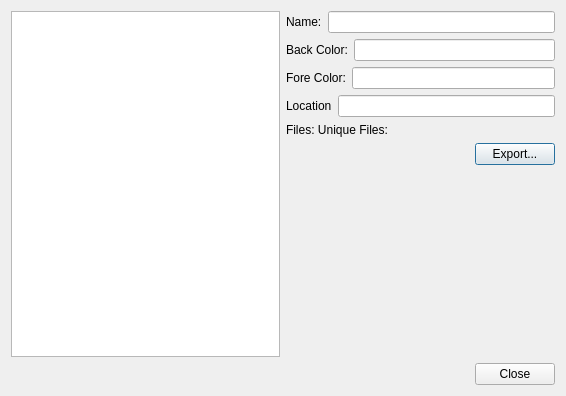
This is medialibraryedit.ui in omppukoira/DLaraoke as Qt 5 draws it before an edit. The edited form follows.
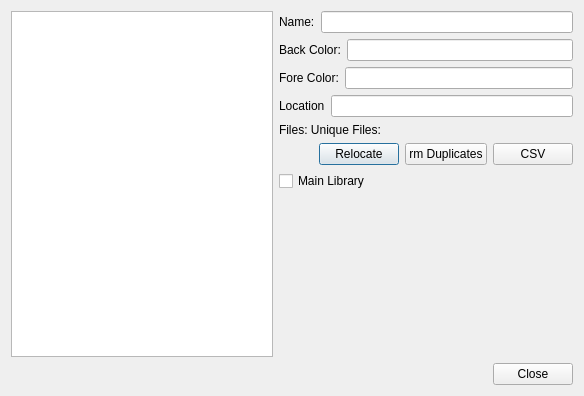
This is the edited form.

What changed in the file:
```diff
--- a/medialibraryedit.ui
+++ b/medialibraryedit.ui
@@ -6,7 +6,7 @@
    <rect>
     <x>0</x>
     <y>0</y>
-    <width>566</width>
+    <width>584</width>
     <height>396</height>
    </rect>
   </property>
@@ -109,18 +109,39 @@
              </property>
             </spacer>
            </item>
+           <item>
+            <widget class="QPushButton" name="bRelocateMediaFiles">
+             <property name="text">
+              <string>Relocate</string>
+             </property>
+            </widget>
+           </item>
+           <item>
+            <widget class="QPushButton" name="bRemoveDuplicates">
+             <property name="text">
+              <string>rm Duplicates</string>
+             </property>
+            </widget>
+           </item>
            <item>
             <widget class="QPushButton" name="bExportData">
              <property name="focusPolicy">
               <enum>Qt::WheelFocus</enum>
              </property>
              <property name="text">
-              <string>Export...</string>
+              <string>CSV</string>
              </property>
             </widget>
            </item>
           </layout>
          </item>
+         <item>
+          <widget class="QCheckBox" name="isMainLib">
+           <property name="text">
+            <string>Main Library</string>
+           </property>
+          </widget>
+         </item>
          <item>
           <spacer name="verticalSpacer">
            <property name="orientation">
```
